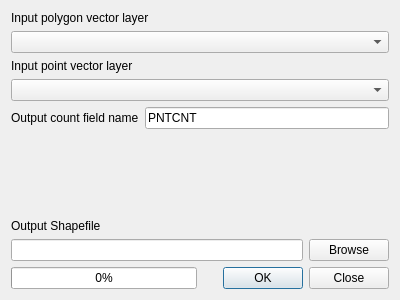
Above: python/plugins/fTools/tools/frmPointsInPolygon.ui from qgis/QGIS before the change. Below: the same form after it.
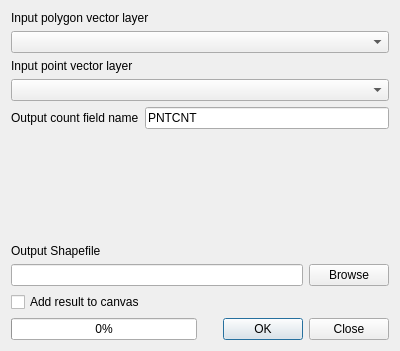
That is the form after the change.

Patch:
```diff
--- a/python/plugins/fTools/tools/frmPointsInPolygon.ui
+++ b/python/plugins/fTools/tools/frmPointsInPolygon.ui
@@ -7,14 +7,14 @@
     <x>0</x>
     <y>0</y>
     <width>400</width>
-    <height>300</height>
+    <height>351</height>
    </rect>
   </property>
   <property name="windowTitle">
    <string>Count Points In Polygons</string>
   </property>
   <layout class="QGridLayout" name="gridLayout">
-   <item row="0" column="0" colspan="2">
+   <item row="0" column="0">
     <layout class="QVBoxLayout" name="verticalLayout_2">
      <item>
       <widget class="QLabel" name="label_3">
@@ -28,7 +28,7 @@
      </item>
     </layout>
    </item>
-   <item row="1" column="0" colspan="2">
+   <item row="1" column="0">
     <layout class="QVBoxLayout" name="verticalLayout_3">
      <item>
       <widget class="QLabel" name="label_4">
@@ -42,7 +42,7 @@
      </item>
     </layout>
    </item>
-   <item row="2" column="0" colspan="2">
+   <item row="2" column="0">
     <layout class="QHBoxLayout">
      <item>
       <widget class="QLabel" name="label_5">
@@ -76,7 +76,7 @@
      </property>
     </spacer>
    </item>
-   <item row="4" column="0" colspan="2">
+   <item row="4" column="0">
     <layout class="QVBoxLayout" name="verticalLayout">
      <item>
       <widget class="QLabel" name="label_2">
@@ -106,6 +106,15 @@
     </layout>
    </item>
    <item row="5" column="0">
+    <widget class="QCheckBox" name="addToCanvasCheck">
+     <property name="text">
+      <string>Add result to canvas</string>
+     </property>
+    </widget>
+   </item>
+   <item row="6" column="0">
+    <layout class="QHBoxLayout" name="horizontalLayout_2">
+     <item>
     <widget class="QProgressBar" name="progressBar">
      <property name="value">
       <number>0</number>
@@ -118,7 +127,7 @@
      </property>
     </widget>
    </item>
-   <item row="5" column="1">
+     <item>
     <widget class="QDialogButtonBox" name="buttonBox">
      <property name="orientation">
       <enum>Qt::Horizontal</enum>
@@ -127,6 +136,8 @@
       <set>QDialogButtonBox::Close|QDialogButtonBox::Ok</set>
      </property>
     </widget>
+     </item>
+    </layout>
    </item>
   </layout>
  </widget>
```
Lines whose indentation alone changed are shown as unchanged.
